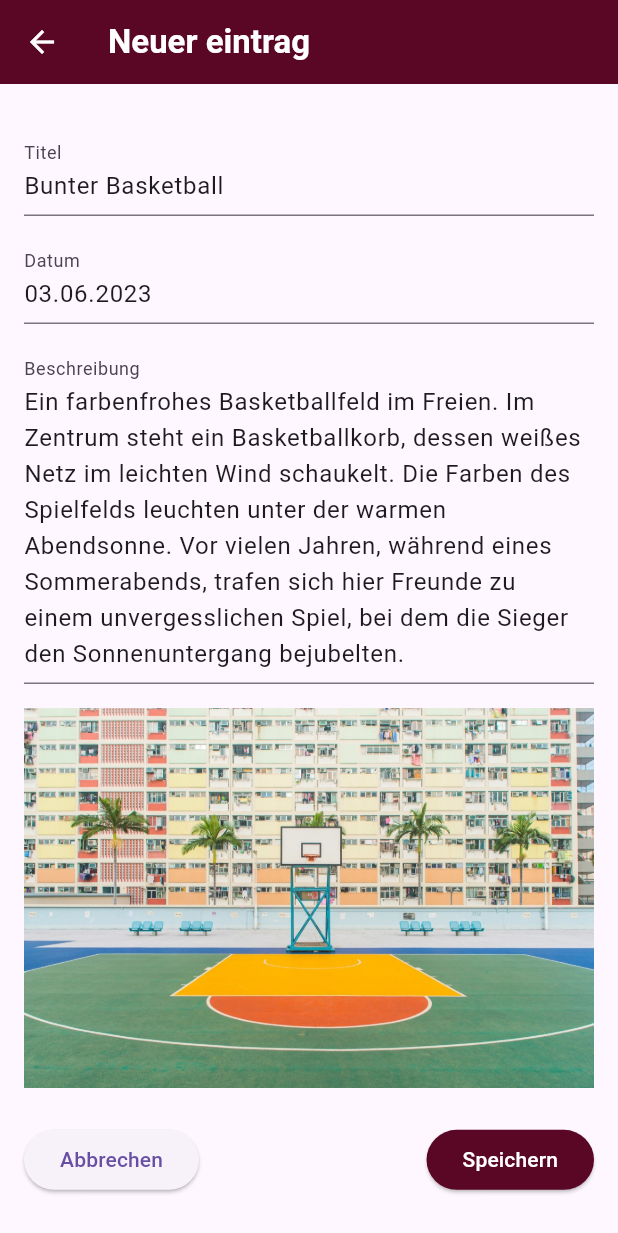
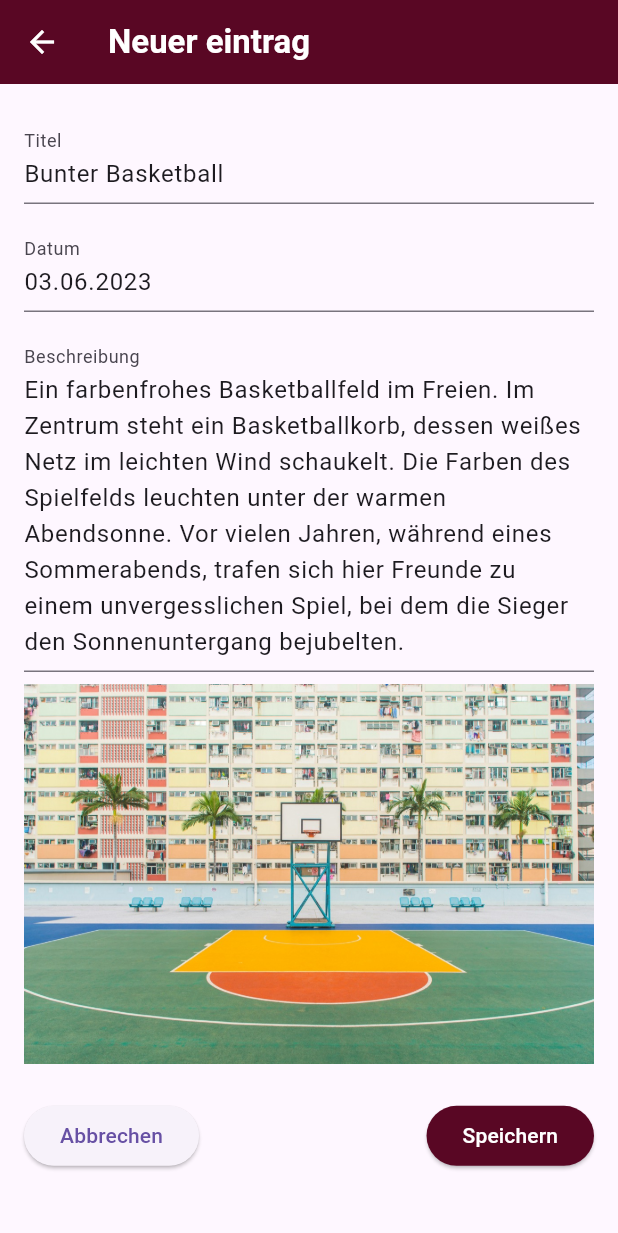
Before and after one commit to FischerB3njamin/gallery_app, a Flutter app: the GalleryNewItem screen opened directly with sample values from the repository, on a phone screen of 412 x 824 dp. Shown: the top 1233 px of the screen. Run offline on Flutter 3.47's test engine with Material 3 defaults, Android fonts, the phone set to English and light mode, and no system bars; our stand-ins replace image_picker.

Commit message:
fix iamgebug on galleryNewItemPage

```diff
--- a/lib/custom_widgets/new_item_text_field.dart
+++ b/lib/custom_widgets/new_item_text_field.dart
@@ -9,12 +9,15 @@ class NewItemTextField extends StatelessWidget {
 
   @override
   Widget build(BuildContext context) {
-    return TextFormField(
-      maxLines: null,
-      minLines: 1,
-      controller: textController,
-      decoration: InputDecoration(
-        labelText: label,
+    return Padding(
+      padding: const EdgeInsets.symmetric(vertical: 8.0),
+      child: TextFormField(
+        maxLines: null,
+        minLines: 1,
+        controller: textController,
+        decoration: InputDecoration(
+          labelText: label,
+        ),
       ),
     );
   }
--- a/lib/pages/gallery_new_item_page.dart
+++ b/lib/pages/gallery_new_item_page.dart
@@ -26,7 +26,11 @@ class _GalleryNewItemState extends State<GalleryNewItem> {
     _titleController.text = widget.item?.imageTitle ?? '';
     _dateController.text = widget.item?.imageDate ?? '';
     _descriptionController.text = widget.item?.imageDescription ?? '';
-    uploadedImage = (!widget.isNew ? widget.item?.imagePath : "")!;
+    uploadedImage = (widget.isNew
+        ? ""
+        : widget.item != null && widget.item!.custom
+            ? widget.item!.imagePath
+            : "");
   }
 
   void handleLoadImage() async {
@@ -71,45 +75,37 @@ class _GalleryNewItemState extends State<GalleryNewItem> {
     GalleryService.updateItem(widget.item!, newItem);
   }
 
+  Widget _buildImageDisplay() {
+    return uploadedImage.isNotEmpty
+        ? Image.file(File(uploadedImage), fit: BoxFit.cover)
+        : (widget.item != null && widget.item!.imagePath.isNotEmpty
+            ? Image.asset(widget.item!.imagePath, fit: BoxFit.cover)
+            : SizedBox(
+                height: 150,
+                width: 300,
+                child: Icon(Icons.add_a_photo, color: Colors.grey, size: 40)));
+  }
+
   @override
   Widget build(BuildContext context) {
     return Scaffold(
         appBar: AppBar(
-          iconTheme: IconThemeData(
-            color: Colors.white,
-          ),
+          iconTheme: IconThemeData(color: Colors.white),
           backgroundColor: Color.fromARGB(255, 89, 7, 36),
-          title: Text(
-            "Neuer eintrag",
-            style: TextStyle(color: Colors.white, fontWeight: FontWeight.bold),
-          ),
+          title: Text("Neuer eintrag",
+              style:
+                  TextStyle(color: Colors.white, fontWeight: FontWeight.bold)),
         ),
         body: ListView(
           padding: EdgeInsets.all(16),
           children: [
-            SizedBox(height: 16),
             NewItemTextField(textController: _titleController, label: "Titel"),
-            SizedBox(height: 16),
             NewItemTextField(textController: _dateController, label: "Datum"),
-            SizedBox(height: 16),
             NewItemTextField(
                 textController: _descriptionController, label: "Beschreibung"),
-            SizedBox(height: 16),
             GestureDetector(
               onTap: () => handleLoadImage(),
-              child: uploadedImage.isEmpty
-                  ? widget.item != null && !widget.item!.custom
-                      ? Image.asset(widget.item!.imagePath)
-                      : Container(
-                          height: 150,
-                          width: 300,
-                          decoration: BoxDecoration(
-                            border: Border(),
-                            color: Color.fromARGB(0, 213, 212, 212),
-                          ),
-                          child: Icon(Icons.add_a_photo),
-                        )
-                  : Image.file(File(uploadedImage)),
+              child: _buildImageDisplay(),
             ),
             Padding(
               padding: const EdgeInsets.symmetric(vertical: 24),
@@ -129,7 +125,8 @@ class _GalleryNewItemState extends State<GalleryNewItem> {
                     child: Text(
                       'Speichern',
                       style: TextStyle(color: Colors.white),
-                      )),
+                    ),
+                  ),
                 ],
               ),
             ),
```
Also changed, not shown: 1 other file. Lines whose indentation alone changed are shown as unchanged.
